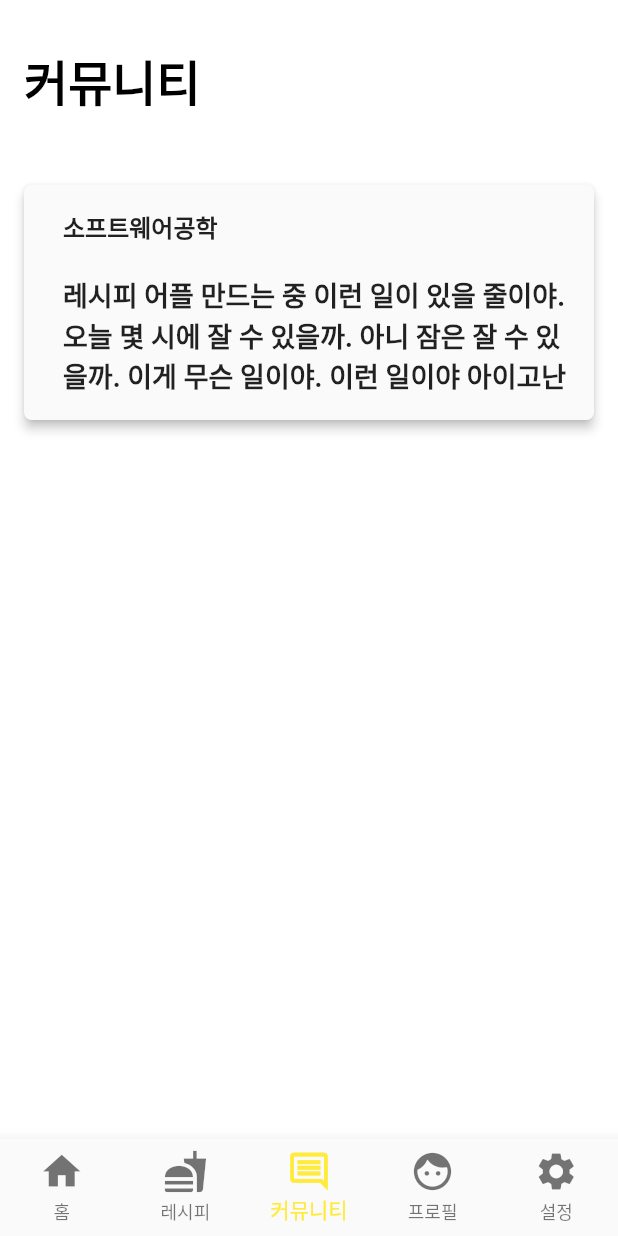
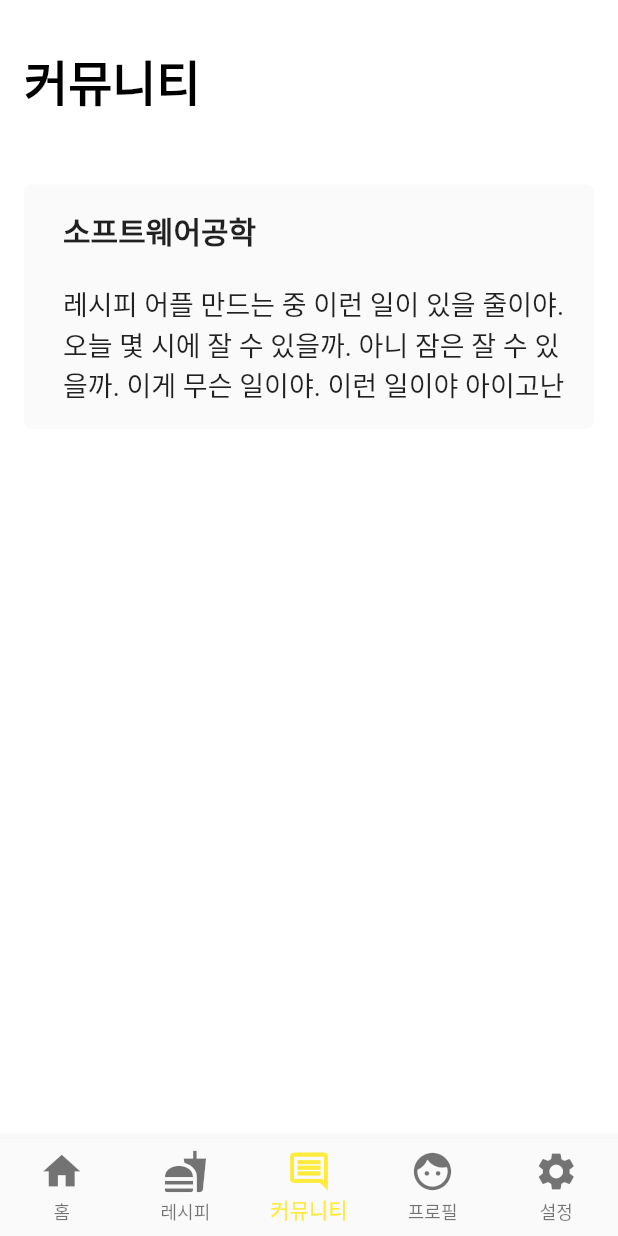
Before and after one commit to threhe13/recipe_version001, a Flutter app: the screen it shows after launch, item 3 of the bottom bar chosen, on a phone screen of 412 x 824 dp. Run offline on Flutter 3.47's test engine with Material 2 defaults, Android fonts, the phone set to English and light mode, and no system bars; our stand-ins replace google_fonts.

Commit message:
add todo

```diff
--- a/lib/Community.dart
+++ b/lib/Community.dart
@@ -46,7 +46,6 @@ class _CommunityState extends State<Community> {
                         margin: EdgeInsets.only(bottom: 10.0),
                         child: Material(
                           borderRadius: BorderRadius.circular(5.0),
-                          elevation: 3.0,
                           child: Container(
                             padding: EdgeInsets.all(16.0),
                             child: Row(
@@ -62,13 +61,12 @@ class _CommunityState extends State<Community> {
                                         .start,
                                     children: <Widget>[
                                       Text(posts[0]["title"], style: TextStyle(
-                                          fontSize: 16.0,
+                                          fontSize: 20.0,
                                           fontWeight: FontWeight.bold
                                       ),),
                                       SizedBox(height: 20.0,),
                                       Text("${posts[0]['contents']}",
                                         style: TextStyle(
-                                            fontWeight: FontWeight.bold,
                                             fontSize: 18.0
                                         ),),
                                     ],
@@ -93,7 +91,7 @@ class _CommunityState extends State<Community> {
     }
   }
 
-
+///TODO : 게시글 생성 버튼 및 게시글 생성 위젯
 Widget _buildPost(BuildContext context, int index){
   return GestureDetector(
       onTap: (){
```
Also changed, not shown: 1 other file.
